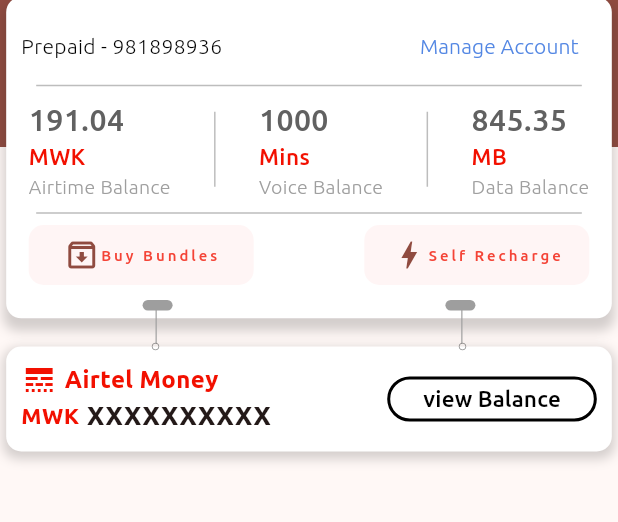
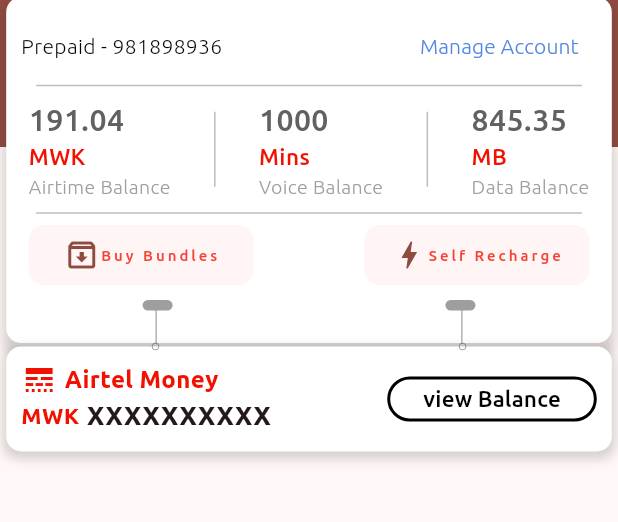
Before and after one commit to Cod3ddy/airtel_app_ui, a Flutter app: the screen it shows after launch, on a phone screen of 412 x 824 dp, the part 87-609 px from its top. Run offline on Flutter 3.47's test engine with Material 2 defaults, Android fonts, the light colour scheme and no system bars; project files that could hold a hidden picture were left out.

Commit message:
updated overflow ui

```diff
--- a/lib/screens/home.dart
+++ b/lib/screens/home.dart
@@ -546,7 +546,7 @@
                 top: 0,
                 child: Container(
                   width: MediaQuery.of(context).size.width * 0.98,
-                  height: MediaQuery.of(context).size.height * 0.26,
+                  height: MediaQuery.of(context).size.height * 0.28,
                   decoration: BoxDecoration(
                     borderRadius: BorderRadius.circular(10),
                     boxShadow: const [
```
